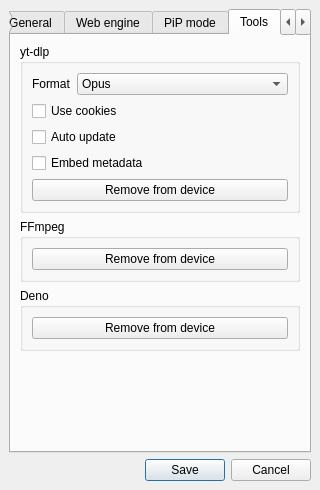
First picture: the form in core/ui/settings_dialog.ui, repository deeffest/YouTube-Music-Desktop-Player, before the edit.
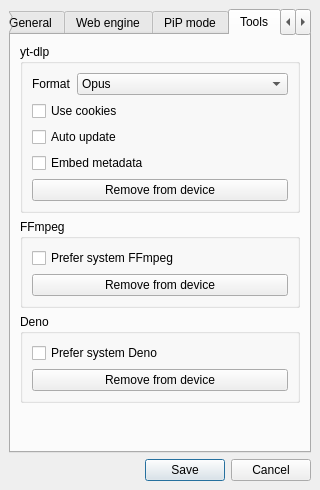
Second picture: the form after the edit. The open tabs and pages were chosen to show the change.

```diff
--- a/core/ui/settings_dialog.ui
+++ b/core/ui/settings_dialog.ui
@@ -496,6 +496,19 @@
              <bool>false</bool>
             </property>
             <layout class="QVBoxLayout" name="verticalLayout_9">
+             <item>
+              <widget class="QCheckBox" name="checkBox_5">
+               <property name="focusPolicy">
+                <enum>Qt::NoFocus</enum>
+               </property>
+               <property name="toolTip">
+                <string>The system's FFmpeg will be used, if available.</string>
+               </property>
+               <property name="text">
+                <string>Prefer system FFmpeg</string>
+               </property>
+              </widget>
+             </item>
              <item>
               <widget class="QPushButton" name="pushButton_2">
                <property name="text">
@@ -518,6 +531,19 @@
              <bool>false</bool>
             </property>
             <layout class="QVBoxLayout" name="verticalLayout_10">
+             <item>
+              <widget class="QCheckBox" name="checkBox_18">
+               <property name="focusPolicy">
+                <enum>Qt::NoFocus</enum>
+               </property>
+               <property name="toolTip">
+                <string>The system's Deno will be used, if available.</string>
+               </property>
+               <property name="text">
+                <string>Prefer system Deno</string>
+               </property>
+              </widget>
+             </item>
              <item>
               <widget class="QPushButton" name="pushButton_3">
                <property name="text">
```
Left out of the diff: 110 changed lines with no effect on the pictures.
